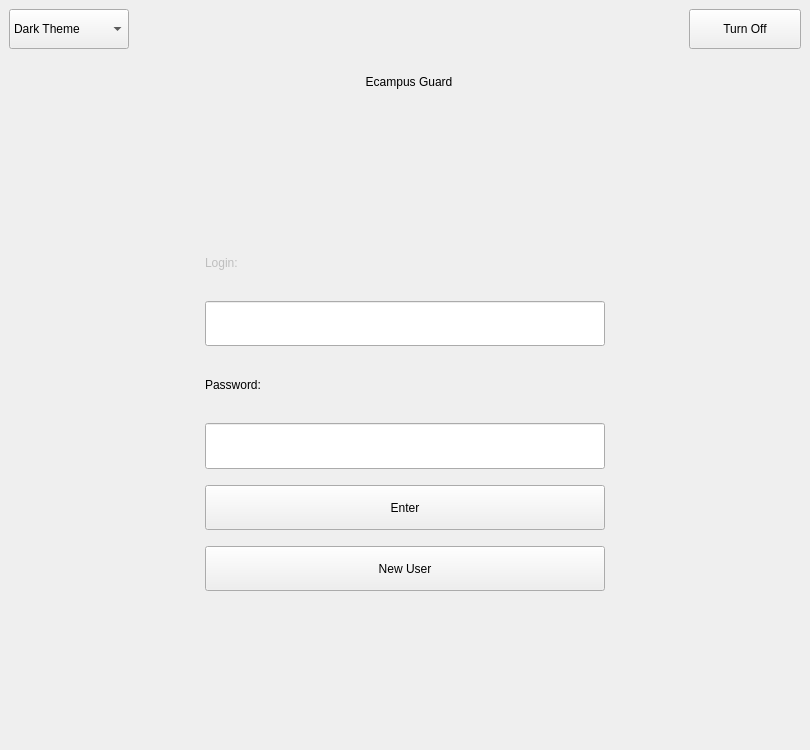
First picture: the form in main/UI/prelogin.ui, repository Demonim/Simargl-Study-Project, before the edit.
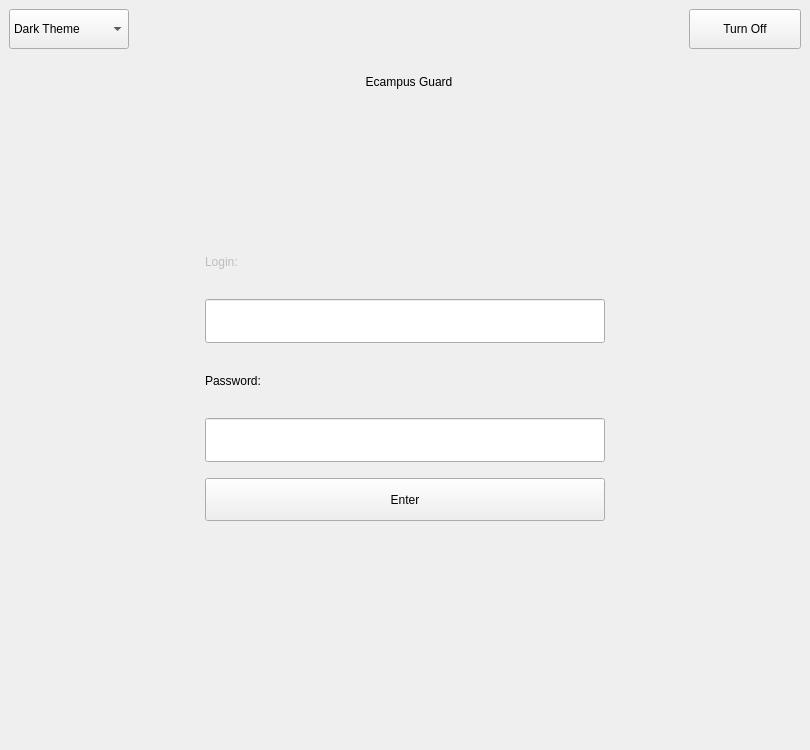
Second picture: the form after the edit.

```diff
--- a/main/UI/prelogin.ui
+++ b/main/UI/prelogin.ui
@@ -445,57 +445,6 @@
           </property>
          </widget>
         </item>
-        <item>
-         <spacer name="verticalSpacer_7">
-          <property name="orientation">
-           <enum>Qt::Orientation::Vertical</enum>
-          </property>
-          <property name="sizeType">
-           <enum>QSizePolicy::Policy::Maximum</enum>
-          </property>
-          <property name="sizeHint" stdset="0">
-           <size>
-            <width>20</width>
-            <height>10</height>
-           </size>
-          </property>
-         </spacer>
-        </item>
-        <item>
-         <layout class="QHBoxLayout" name="horizontalLayout_4">
-          <property name="spacing">
-           <number>0</number>
-          </property>
-          <item>
-           <widget class="QPushButton" name="NewUser">
-            <property name="sizePolicy">
-             <sizepolicy hsizetype="Expanding" vsizetype="Expanding">
-              <horstretch>0</horstretch>
-              <verstretch>0</verstretch>
-             </sizepolicy>
-            </property>
-            <property name="minimumSize">
-             <size>
-              <width>200</width>
-              <height>40</height>
-             </size>
-            </property>
-            <property name="maximumSize">
-             <size>
-              <width>400</width>
-              <height>60</height>
-             </size>
-            </property>
-            <property name="styleSheet">
-             <string notr="true"/>
-            </property>
-            <property name="text">
-             <string>New User</string>
-            </property>
-           </widget>
-          </item>
-         </layout>
-        </item>
         <item>
          <spacer name="verticalSpacer_2">
           <property name="orientation">
@@ -507,7 +456,7 @@
           <property name="sizeHint" stdset="0">
            <size>
             <width>20</width>
-            <height>100</height>
+            <height>170</height>
            </size>
           </property>
          </spacer>
```
